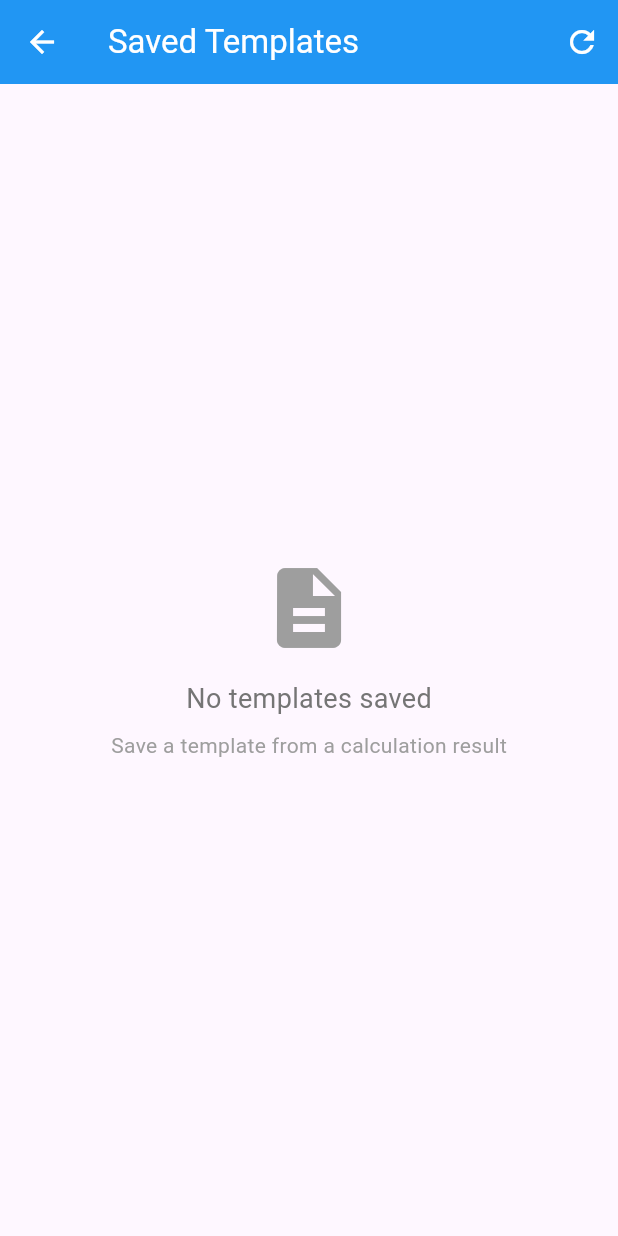
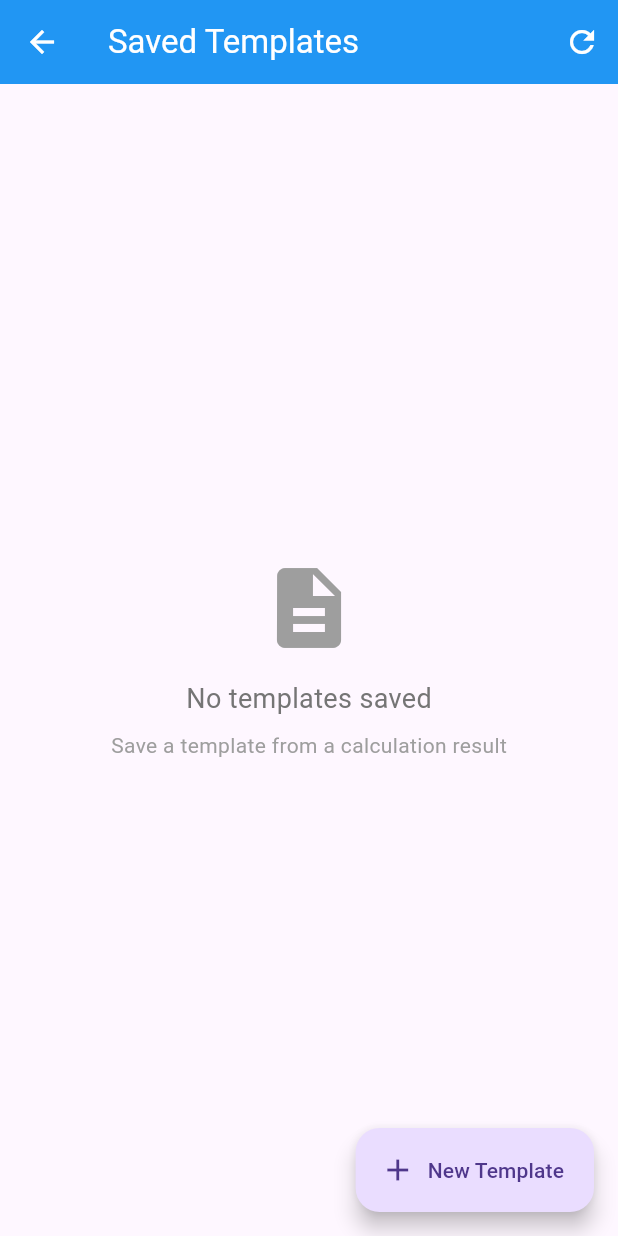
Before and after one commit to MFarih007/TailorCalc, a Flutter app: the screen it shows after launch, after a tap on "Saved Templates", on a phone screen of 412 x 824 dp. Run offline on Flutter 3.47's test engine with Material 3 defaults, Android fonts, the phone set to English and light mode, and no system bars; our stand-ins replace flutter_settings_screens, pdf, share_plus, sqflite; accounts and stored records are empty.

Commit message:
fix: fixed minor bugs on settings page and templates page

```diff
--- a/lib/database/price_database.dart
+++ b/lib/database/price_database.dart
@@ -127,6 +127,11 @@ class PriceDatabase {
     }).toList();
   }
 
+  Future<int> clearHistory() async {
+    final db = await database;
+    return await db.delete('PriceHistory');
+  }
+
   Future<int> insertRecord(PricingHistoryRecord record) async {
     final db = await database;
 
--- a/lib/main.dart
+++ b/lib/main.dart
@@ -105,34 +105,6 @@ class _HomeScreenState extends State<HomeScreen> {
       body: ListView(
         padding: const EdgeInsets.all(30.0),
         children: [
-          Card(
-            elevation: 1,
-            child: Padding(
-              padding: const EdgeInsets.all(16.0),
-              child: Row(
-                mainAxisAlignment: MainAxisAlignment.spaceBetween,
-                children: [
-                  Column(
-                    crossAxisAlignment: CrossAxisAlignment.start,
-                    children: [
-                      Text('Total Jobs', style: TextStyle(color: Colors.grey[700])),
-                      SizedBox(height: 6),
-                      Text(_totalJobs.toString(), style: TextStyle(fontSize: 20, fontWeight: FontWeight.bold)),
-                    ],
-                  ),
-                  Column(
-                    crossAxisAlignment: CrossAxisAlignment.end,
-                    children: [
-                      Text('Avg Profit Margin', style: TextStyle(color: Colors.grey[700])),
-                      SizedBox(height: 6),
-                      Text('${_avgProfitMargin.toStringAsFixed(1)}%', style: TextStyle(fontSize: 20, fontWeight: FontWeight.bold)),
-                    ],
-                  ),
-                ],
-              ),
-            ),
-          ),
-          SizedBox(height: 30),
           MaterialButton(
             color: Colors.blue,
             textColor: Colors.white,
@@ -170,6 +142,24 @@ class _HomeScreenState extends State<HomeScreen> {
               ]
             )
           ),
+          SizedBox(height: 100),
+          SizedBox(
+            child: Padding(
+              padding: const EdgeInsets.all(16.0),
+              child: Row(
+                mainAxisAlignment: MainAxisAlignment.spaceBetween,
+                children: [
+                  Column(
+                    crossAxisAlignment: CrossAxisAlignment.start,
+                    children: [
+                      Text('Total Jobs Calculated: $_totalJobs', style: TextStyle(fontSize: 16)),
+                      Text('Avg Profit Margin: ${_avgProfitMargin.toStringAsFixed(1)}%', style: TextStyle(fontSize: 16)),
+                    ],
+                  ),
+                ],
+              ),
+            ),
+          ),
           SizedBox(height: 30),
           MaterialButton(
             color: Colors.blue,
--- a/lib/pages/templatelibrary.dart
+++ b/lib/pages/templatelibrary.dart
@@ -172,6 +172,19 @@ class _TemplateLibraryPageState extends State<TemplateLibraryPage> {
     );
   }
 
+  void _createNewTemplate() async {
+    await Navigator.push(
+      context,
+      MaterialPageRoute(
+        builder: (_) => const NewCalcPage(),
+      ),
+    );
+    // After returning from creation flow, refresh the list
+    if (mounted) {
+      _loadTemplates();
+    }
+  }
+
 	@override
 	Widget build(BuildContext context) {
 		return Scaffold(
@@ -279,6 +292,11 @@ class _TemplateLibraryPageState extends State<TemplateLibraryPage> {
                 ),
               ),
       ),
+      floatingActionButton: FloatingActionButton.extended(
+        onPressed: _createNewTemplate,
+        icon: const Icon(Icons.add),
+        label: const Text('New Template'),
+      ),
 		);
 	}
 }
```
Also changed, not shown: lib/pages/newcalc.dart (+28 -15 lines), lib/pages/pricinghistory.dart (+62 -59 lines), lib/pages/settings.dart (+4 -4 lines), lib/utils/settings_helper.dart (+4 -7 lines).
